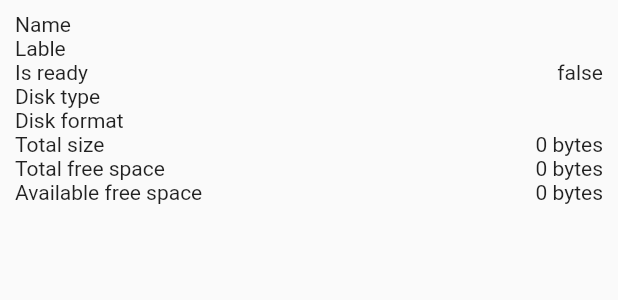
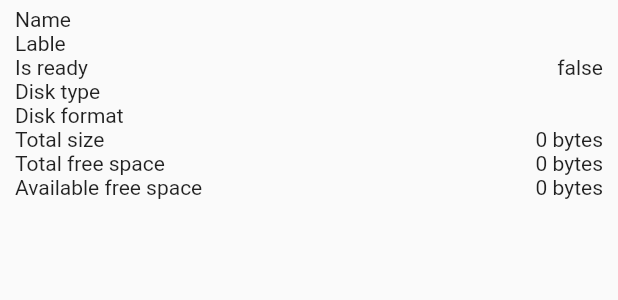
Before and after one commit to BlueDragon709/diskinfo_alerter, a Flutter app: what infoSection() shows on an empty page, opened directly, on a phone screen of 412 x 824 dp. Shown: the top 300 px of the screen. Run offline on Flutter 3.47's test engine with Material 2 defaults, Android fonts, the phone set to English and light mode, and no system bars; our stand-ins replace firebase_messaging, shared_preferences; accounts and stored records are empty; network calls fail.

Commit message:
Added styles class for easy access

```diff
--- a/lib/pages/specific_disk_page.dart
+++ b/lib/pages/specific_disk_page.dart
@@ -2,6 +2,7 @@ import 'package:flutter/material.dart';
 
 import '../models/disk.dart';
 import '../API/api.dart';
+import '../styles.dart';
 
 class SpecificDiskPage extends StatelessWidget {
   SpecificDiskPage({Key key, this.diskId, this.imageString}) : super(key: key);
@@ -69,7 +70,7 @@ Widget infoSection(Disk info) {
   _info.forEach((k, v) => rows.add(infoRow(k, v)));
 
   return Container(
-    margin: EdgeInsets.fromLTRB(10.0, 8.0, 10.0, 0.0),
+    margin: Styles.listItemMargin,
     child: Column(
       children: rows,
     ),
--- a/pubspec.yaml
+++ b/pubspec.yaml
@@ -11,7 +11,7 @@ description: A new Flutter project.
 # In iOS, build-name is used as CFBundleShortVersionString while build-number used as CFBundleVersion.
 # Read more about iOS versioning at
 # https://developer.apple.com/library/archive/documentation/General/Reference/InfoPlistKeyReference/Articles/CoreFoundationKeys.html
-version: 1.1.1+3
+version: 1.1.2+4
 
 environment:
   sdk: ">=2.2.2 <3.0.0"
```
Also changed, not shown: lib/disks.dart (+7 -5 lines), lib/styles.dart (added, +9 -0 lines).
